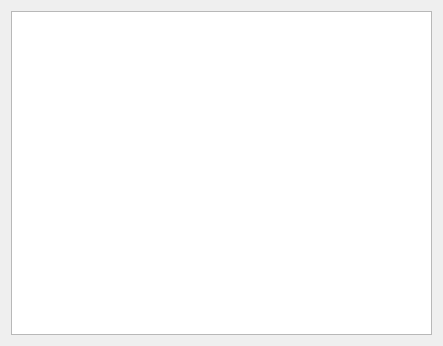
Old version of the form traceabilityview.ui in the repository JoseCM/TraceabilityMatrix.
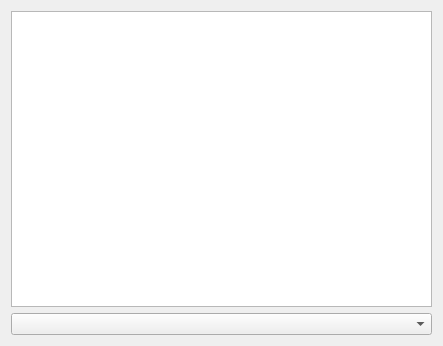
New version of the form.

```diff
--- a/traceabilityview.ui
+++ b/traceabilityview.ui
@@ -30,6 +30,9 @@
      </property>
     </widget>
    </item>
+   <item>
+    <widget class="QComboBox" name="comboBox"/>
+   </item>
   </layout>
  </widget>
  <resources/>
```
